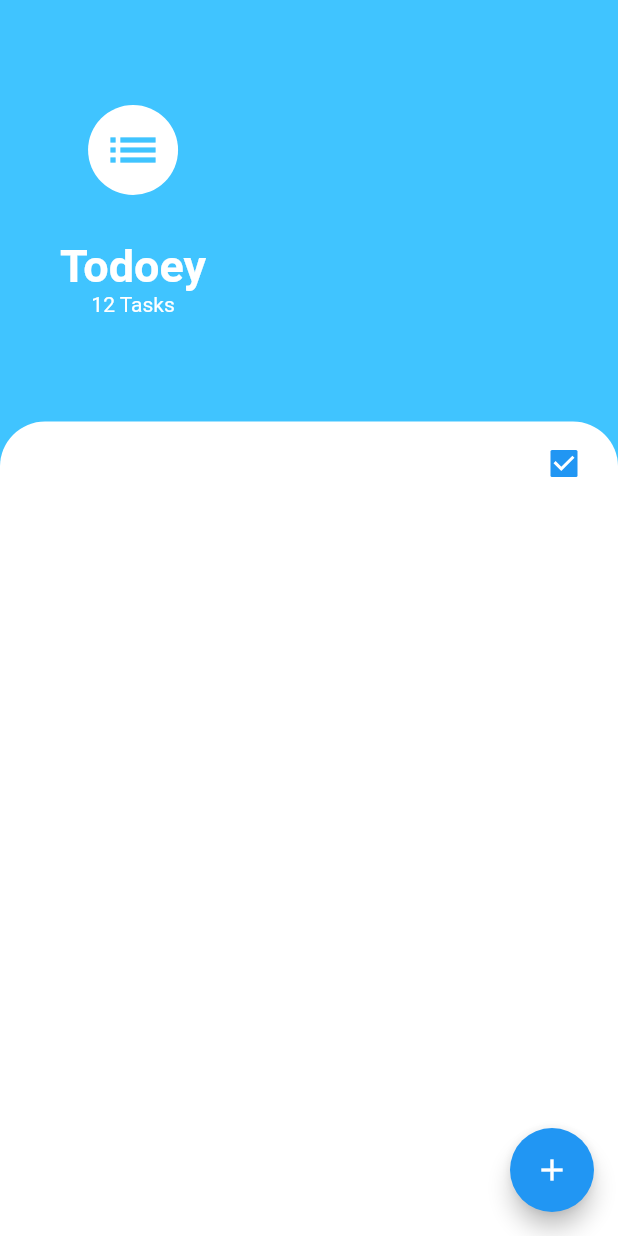
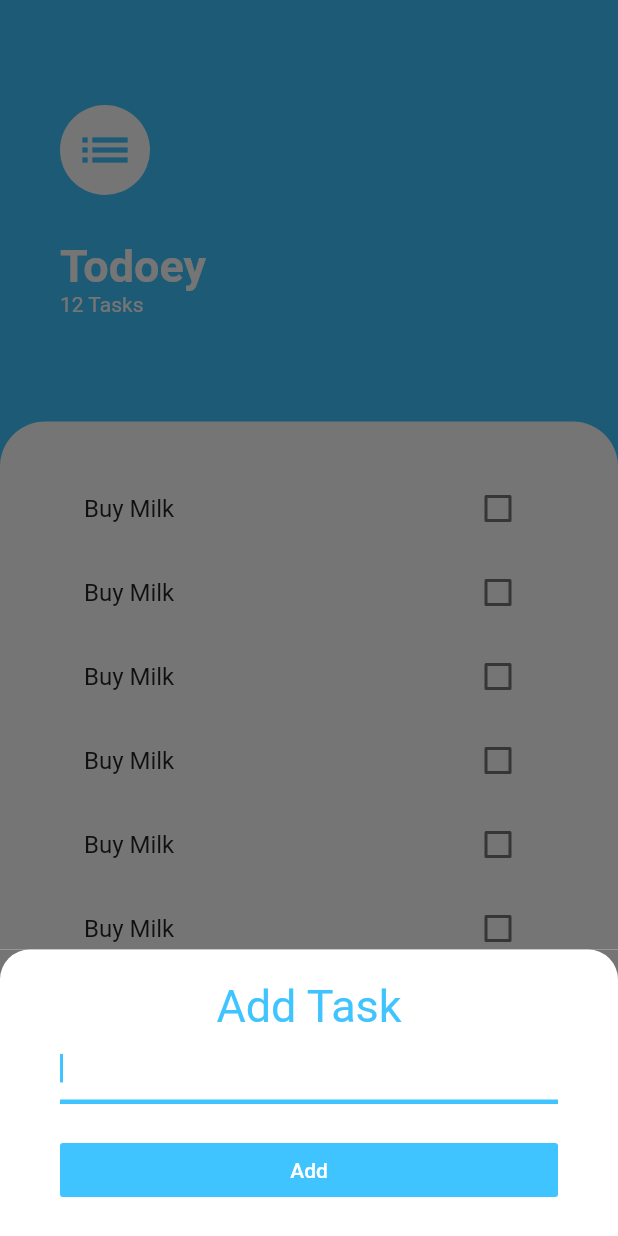
Before and after one commit to ug2454/Todoey, a Flutter app: the screen it shows after launch, after a tap on the "add" icon, on a phone screen of 412 x 824 dp. Run offline on Flutter 3.47's test engine with Material 2 defaults, Android fonts, the phone set to English and light mode, and no system bars.

Commit message:
task list, task tile,task checkbox, add task screen refactor and implemented, state of checkbox is handled locally

```diff
--- /dev/null
+++ b/lib/screens/add_task_screen.dart
@@ -0,0 +1,60 @@
+import 'package:flutter/material.dart';
+
+class AddTaskList extends StatelessWidget {
+  @override
+  Widget build(BuildContext context) {
+    return Container(
+      color: Color(0xFF757575),
+      child: Container(
+        padding: EdgeInsets.symmetric(horizontal: 40.0, vertical: 20.0),
+        decoration: BoxDecoration(
+          color: Colors.white,
+          borderRadius: BorderRadius.only(
+            topLeft: Radius.circular(20.0),
+            topRight: Radius.circular(20.0),
+          ),
+        ),
+        child: Column(
+          crossAxisAlignment: CrossAxisAlignment.stretch,
+
+          children: [
+            Text(
+              'Add Task',
+              textAlign: TextAlign.center,
+              style: TextStyle(color: Colors.lightBlueAccent, fontSize: 30.0),
+            ),
+            TextField(
+              autofocus: true,
+              cursorColor: Colors.lightBlueAccent,
+              decoration: InputDecoration(
+                enabledBorder: UnderlineInputBorder(
+                  borderSide:
+                      BorderSide(color: Colors.lightBlueAccent, width: 3.0),
+                ),
+                focusedBorder: UnderlineInputBorder(
+                  borderSide:
+                      BorderSide(color: Colors.lightBlueAccent, width: 3.0),
+                ),
+                border: UnderlineInputBorder(
+                  borderSide:
+                      BorderSide(color: Colors.lightBlueAccent, width: 3.0),
+                ),
+              ),
+            ),
+            SizedBox(
+              height: 20.0,
+            ),
+            FlatButton(
+              color: Colors.lightBlueAccent,
+              onPressed: () {},
+              child: Text(
+                'Add',
+                style: TextStyle(color: Colors.white),
+              ),
+            )
+          ],
+        ),
+      ),
+    );
+  }
+}
--- a/lib/screens/tasks_screen.dart
+++ b/lib/screens/tasks_screen.dart
@@ -1,5 +1,7 @@
+import 'package:flutter/cupertino.dart';
 import 'package:flutter/material.dart';
-import 'package:flutter/scheduler.dart';
+import 'package:todoey_flutter/screens/add_task_screen.dart';
+import 'package:todoey_flutter/widgets/tasks_list.dart';
 
 class TasksScreen extends StatefulWidget {
   @override
@@ -12,7 +14,19 @@ class _TasksScreenState extends State<TasksScreen> {
     return Scaffold(
       backgroundColor: Colors.lightBlueAccent,
       floatingActionButton: FloatingActionButton(
-        onPressed: () {},
+        onPressed: () {
+          showModalBottomSheet(
+            context: context,
+            isScrollControlled: true,
+            builder: (context) => SingleChildScrollView(
+              child: Container(
+                padding: EdgeInsets.only(
+                    bottom: MediaQuery.of(context).viewInsets.bottom),
+                child: AddTaskList(),
+              ),
+            ),
+          );
+        },
         child: Icon(Icons.add),
       ),
       body: SafeArea(
@@ -23,6 +37,7 @@ class _TasksScreenState extends State<TasksScreen> {
               padding:
                   const EdgeInsets.symmetric(horizontal: 40.0, vertical: 70.0),
               child: Column(
+                crossAxisAlignment: CrossAxisAlignment.start,
                 children: [
                   CircleAvatar(
                     backgroundColor: Colors.white,
@@ -59,14 +74,7 @@ class _TasksScreenState extends State<TasksScreen> {
                     topRight: Radius.circular(30.0),
                   ),
                 ),
-                child: CheckboxListTile(
-                  value: timeDilation != 0.3,
-                  onChanged: (value) {
-                    setState(() {
-                      timeDilation = value ? 10.0 : 1.0;
-                    });
-                  },
-                ),
+                child: TasksList(),
               ),
             ),
           ],
--- /dev/null
+++ b/lib/widgets/tasks_list.dart
@@ -0,0 +1,25 @@
+import 'package:flutter/material.dart';
+import 'package:todoey_flutter/widgets/tasks_tile.dart';
+
+class TasksList extends StatelessWidget {
+  @override
+  Widget build(BuildContext context) {
+    return ListView(
+      padding: EdgeInsets.symmetric(horizontal: 40.0, vertical: 30.0),
+      children: [
+        TasksTile(),
+        TasksTile(),
+        TasksTile(),
+        TasksTile(),
+        TasksTile(),
+        TasksTile(),
+        TasksTile(),
+        TasksTile(),
+        TasksTile(),
+        TasksTile(),
+        TasksTile(),
+        TasksTile(),
+      ],
+    );
+  }
+}
--- /dev/null
+++ b/lib/widgets/tasks_tile.dart
@@ -0,0 +1,45 @@
+import 'package:flutter/material.dart';
+
+class TasksTile extends StatefulWidget {
+  @override
+  _TasksTileState createState() => _TasksTileState();
+}
+
+class _TasksTileState extends State<TasksTile> {
+  bool isChecked = false;
+
+  @override
+  Widget build(BuildContext context) {
+    return ListTile(
+      title: Text(
+        'Buy Milk',
+        style: TextStyle(
+            decoration:
+                isChecked ? TextDecoration.lineThrough : TextDecoration.none),
+      ),
+      trailing: TaskCheckbox(
+        checkBoxState: isChecked,
+        toggleCheckboxState: (bool checkboxState) {
+          setState(() {
+            isChecked = checkboxState;
+          });
+        },
+      ),
+    );
+  }
+}
+
+class TaskCheckbox extends StatelessWidget {
+  final bool checkBoxState;
+  final Function toggleCheckboxState;
+
+  const TaskCheckbox({this.checkBoxState, this.toggleCheckboxState});
+  @override
+  Widget build(BuildContext context) {
+    return Checkbox(
+      activeColor: Colors.lightBlueAccent,
+      value: checkBoxState,
+      onChanged: toggleCheckboxState,
+    );
+  }
+}
```
Also changed, not shown: lib/widgets/task_checkbox.dart (added).
